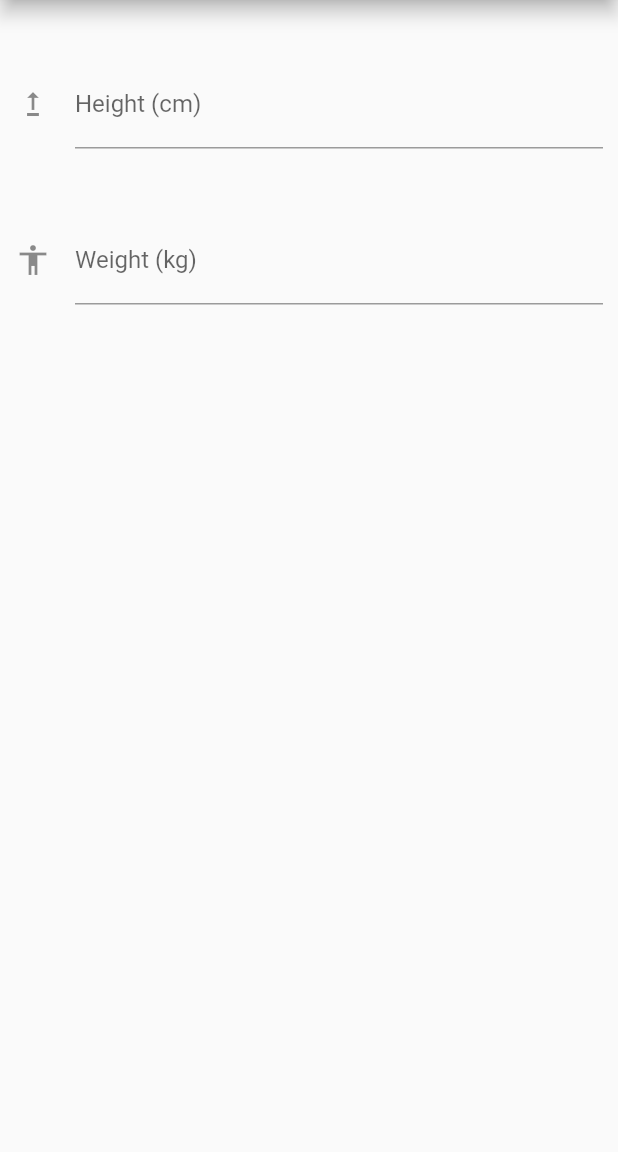
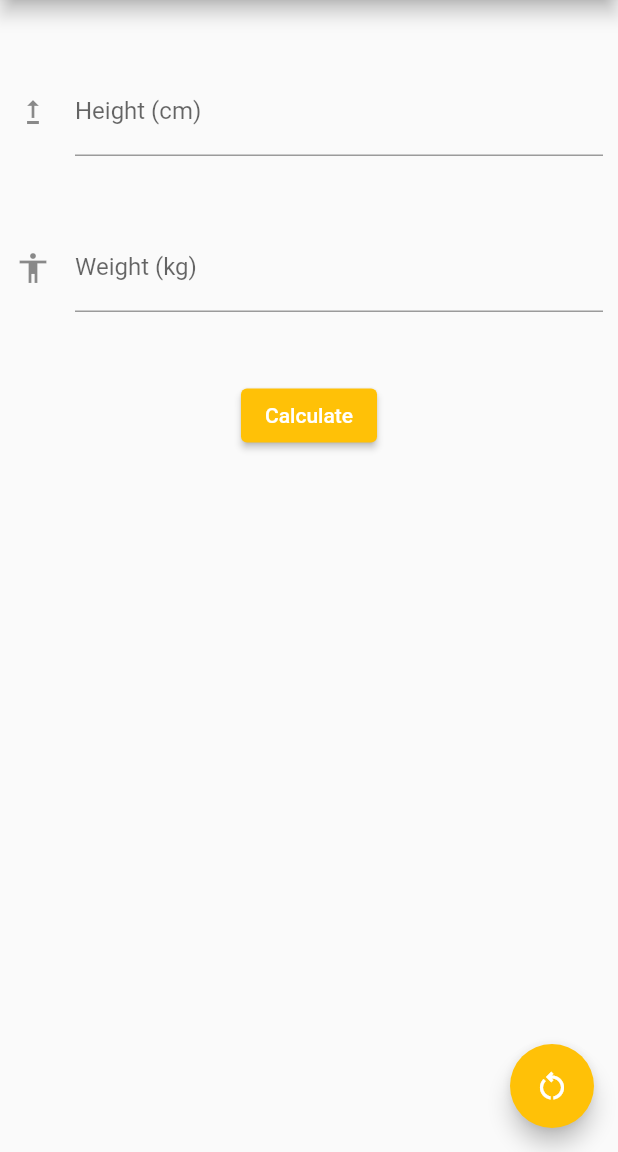
Before and after one commit to arielbakal/bmi_calculator, a Flutter app: the screen it shows after launch, on a phone screen of 412 x 824 dp, the part 84-1236 px from its top. Run offline on Flutter 3.47's test engine with Material 2 defaults, Android fonts, the phone set to English and light mode, and no system bars.

Commit message:
(UI) Calculate & Reset buttons

```diff
--- a/lib/screen/bmiCalculator_screen.dart
+++ b/lib/screen/bmiCalculator_screen.dart
@@ -1,15 +1,13 @@
 import 'package:flutter/material.dart';
 
-class BmiCalculatorScreen extends StatefulWidget{
+class BmiCalculatorScreen extends StatefulWidget {
   const BmiCalculatorScreen({Key? key}) : super(key: key);
 
   @override
   State<StatefulWidget> createState() => _BmiCalculatorScreenState();
-
 }
 
-class _BmiCalculatorScreenState extends State<BmiCalculatorScreen>{
-
+class _BmiCalculatorScreenState extends State<BmiCalculatorScreen> {
   @override
   Widget build(BuildContext context) {
     return Scaffold(
@@ -20,29 +18,46 @@ class _BmiCalculatorScreenState extends State<BmiCalculatorScreen>{
           backgroundColor: Colors.amber,
         ),
         body: Container(
-        padding: const EdgeInsets.symmetric(horizontal: 10, vertical: 40),
+          padding: const EdgeInsets.symmetric(horizontal: 10, vertical: 45),
           child: Column(
-          children: const <Widget>[
-            TextField(
+            children: <Widget>[
+              const TextField(
                 keyboardType: TextInputType.number,
                 decoration: InputDecoration(
                   labelText: 'Height (cm)',
                   icon: Icon(Icons.upgrade),
                 ),
               ),
-            SizedBox(
+              const SizedBox(
                 height: 45,
               ),
-            TextField(
+              const TextField(
                 keyboardType: TextInputType.number,
                 decoration: InputDecoration(
                   labelText: 'Weight (kg)',
                   icon: Icon(Icons.accessibility),
                 ),
               ),
+              const SizedBox(
+                height: 45,
+              ),
+              ElevatedButton(
+                child: const Text("Calculate"),
+                style: ElevatedButton.styleFrom(
+                  primary: Colors.amber,
+                ),
+                onPressed: () => {},
+              ),
+              const SizedBox(
+                height: 45,
+              ),
             ],
           ),
         ),
-    );
+        floatingActionButton: FloatingActionButton(
+          backgroundColor: Colors.amber,
+          child: const Icon(Icons.restart_alt_outlined),
+          onPressed: () => {},
+        ));
   }
 }
```
Lines whose indentation alone changed are shown as unchanged.
